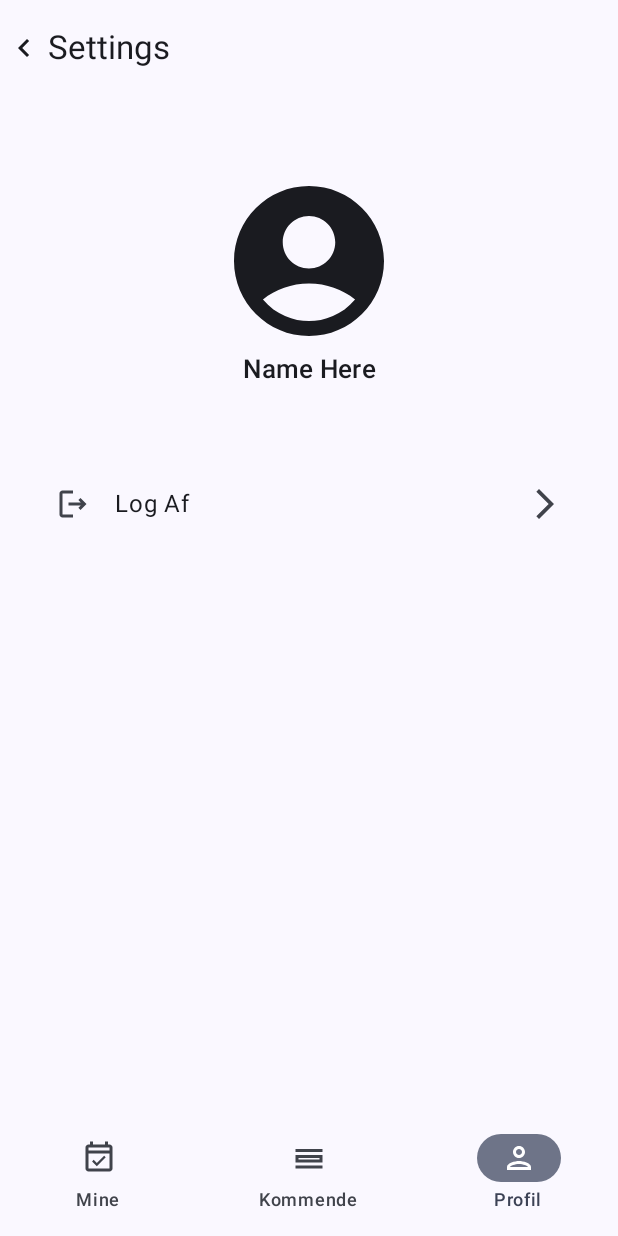
After one commit to MikaelFangel/SLGIApp, an Android app built with Jetpack Compose: the ProfileScreen screen opened through its navigation route, on a phone screen of 412 x 824 dp. The commit adds this screen. Run offline under Robolectric (Android 15) with nearby library versions, the phone set to English and light mode, and no system bars; our stand-ins replace Firebase (no records; nobody signed in at launch, a user with empty details on screens opened directly).

Commit message:
added skeleton for profilescreen and logout

```diff
--- a/app/src/main/java/com/slgi/slgiapp/SLGINavHost.kt
+++ b/app/src/main/java/com/slgi/slgiapp/SLGINavHost.kt
@@ -1,5 +1,7 @@
 package com.slgi.slgiapp
 
+import androidx.compose.material.icons.Icons
+import androidx.compose.material.icons.automirrored.outlined.Logout
 import androidx.compose.runtime.Composable
 import androidx.compose.runtime.remember
 import androidx.navigation.NavHostController
@@ -14,6 +16,7 @@ import com.slgi.slgiapp.data.RequestDataSource
 import com.slgi.slgiapp.data.RequestRepository
 import com.slgi.slgiapp.ui.LoginScreen
 import com.slgi.slgiapp.ui.LoginScreenViewModel
+import com.slgi.slgiapp.ui.ProfileScreen
 import com.slgi.slgiapp.ui.RegistrationScreen
 import com.slgi.slgiapp.ui.RegistrationScreenViewModel
 import com.slgi.slgiapp.ui.UpcomingEventsScreen
@@ -23,6 +26,7 @@ enum class Screens {
     LOGIN_SCREEN,
     UPCOMING_SCREEN,
     REGISTRATION_SCREEN,
+    PROFILE_SCREEN,
 }
 
 @Composable
@@ -78,5 +82,12 @@ fun SLGINavHost(
                 }
             }
         }
+        composable(Screens.PROFILE_SCREEN.name) {
+            ProfileScreen(
+                navigationMap = mapOf(
+                    R.string.logout to Pair(Icons.AutoMirrored.Outlined.Logout) { loginScreenViewModel.logout() }
+                )
+            )
+        }
     }
 }
--- a/app/src/main/java/com/slgi/slgiapp/data/LoginApi.kt
+++ b/app/src/main/java/com/slgi/slgiapp/data/LoginApi.kt
@@ -3,5 +3,6 @@ package com.slgi.slgiapp.data
 interface LoginApi {
 
     suspend fun logIn(user: User)
+    suspend fun logout()
     suspend fun isAdmin(): Boolean
 }
--- a/app/src/main/java/com/slgi/slgiapp/data/LoginNetworkDataSource.kt
+++ b/app/src/main/java/com/slgi/slgiapp/data/LoginNetworkDataSource.kt
@@ -9,6 +9,10 @@ class LoginNetworkDataSource : LoginApi {
         FirebaseAuth.getInstance().signInWithEmailAndPassword(user.email, user.password).await()
     }
 
+    override suspend fun logout() {
+        FirebaseAuth.getInstance().signOut()
+    }
+
     override suspend fun isAdmin(): Boolean {
         return FirebaseFirestore.getInstance().collection("Admins").document(
             FirebaseAuth.getInstance().currentUser!!.uid
--- a/app/src/main/java/com/slgi/slgiapp/data/LoginRepository.kt
+++ b/app/src/main/java/com/slgi/slgiapp/data/LoginRepository.kt
@@ -5,6 +5,10 @@ class LoginRepository(private val loginFirebaseDataSource: LoginApi) : LoginApi
         loginFirebaseDataSource.logIn(user)
     }
 
+    override suspend fun logout() {
+        TODO("Not yet implemented")
+    }
+
     override suspend fun isAdmin(): Boolean {
         return loginFirebaseDataSource.isAdmin()
     }
--- a/app/src/main/java/com/slgi/slgiapp/ui/LoginScreenViewModel.kt
+++ b/app/src/main/java/com/slgi/slgiapp/ui/LoginScreenViewModel.kt
@@ -27,6 +27,12 @@ class LoginScreenViewModel(
         isAdmin()
     }
 
+    fun logout() {
+        CoroutineScope(Dispatchers.Main).launch {
+            loginRepository.logout()
+        }
+    }
+
     private fun isAdmin() {
         CoroutineScope(Dispatchers.Main).launch {
             _uiState.update { c ->
--- /dev/null
+++ b/app/src/main/java/com/slgi/slgiapp/ui/ProfileScreen.kt
@@ -0,0 +1,108 @@
+package com.slgi.slgiapp.ui
+
+import androidx.compose.foundation.clickable
+import androidx.compose.foundation.layout.Spacer
+import androidx.compose.foundation.layout.fillMaxSize
+import androidx.compose.foundation.layout.fillMaxWidth
+import androidx.compose.foundation.layout.height
+import androidx.compose.foundation.layout.padding
+import androidx.compose.foundation.layout.size
+import androidx.compose.foundation.lazy.LazyColumn
+import androidx.compose.foundation.lazy.items
+import androidx.compose.material.icons.Icons
+import androidx.compose.material.icons.automirrored.filled.ArrowForwardIos
+import androidx.compose.material.icons.automirrored.outlined.Logout
+import androidx.compose.material.icons.filled.AccountCircle
+import androidx.compose.material.icons.filled.BrokenImage
+import androidx.compose.material3.Icon
+import androidx.compose.material3.ListItem
+import androidx.compose.material3.Scaffold
+import androidx.compose.material3.Surface
+import androidx.compose.material3.Text
+import androidx.compose.runtime.Composable
+import androidx.compose.ui.Alignment
+import androidx.compose.ui.Modifier
+import androidx.compose.ui.graphics.vector.ImageVector
+import androidx.compose.ui.res.stringResource
+import androidx.compose.ui.text.font.FontWeight
+import androidx.compose.ui.tooling.preview.Preview
+import androidx.compose.ui.unit.dp
+import androidx.compose.ui.unit.sp
+import com.slgi.slgiapp.R
+import com.slgi.slgiapp.ui.shared.SLGINavBar
+import com.slgi.slgiapp.ui.shared.TopBar
+import com.slgi.slgiapp.ui.theme.SLGIAppTheme
+
+@Composable
+fun ProfileScreen(
+    navigationMap: Map<Int, Pair<ImageVector, () -> Unit>>
+) {
+    Scaffold(
+        topBar = {
+                 TopBar(barTitle = "Settings")
+        },
+        bottomBar = {
+            SLGINavBar(
+                onNavigateToMyEvents = { /*TODO*/ },
+                onNavigateToUpcomingEvents = { /*TODO*/ },
+                onNavigateToProfile = { /*TODO*/ },
+                onNavigateToUserRequests = { /*TODO*/ },
+                page = 3,
+                admin = false
+            )
+        }
+    )
+    { innerPadding ->
+        LazyColumn(
+            modifier = Modifier
+                .fillMaxSize()
+                .padding(innerPadding),
+            horizontalAlignment = Alignment.CenterHorizontally
+        ) {
+            item { Profile(name = "Name Here") }
+            items(navigationMap.keys.toList()) { entry ->
+                ListItem(
+                    leadingContent = {
+                        Icon(
+                            navigationMap[entry]?.first ?: Icons.Default.BrokenImage,
+                            contentDescription = null
+                        )
+                    },
+                    headlineContent = {
+                        Text(
+                            text = stringResource(id = entry)
+                        )
+                    },
+                    trailingContent = { Icon(Icons.AutoMirrored.Filled.ArrowForwardIos, null) },
+                    modifier = Modifier
+                        .fillMaxWidth(0.9f)
+                        .clickable(onClick = { navigationMap[entry]?.second?.let { it() } })
+                )
+            }
+        }
+    }
+}
+
+@Composable
+fun Profile(name: String) {
+    Spacer(modifier = Modifier.height(50.dp))
+    Icon(
+        Icons.Default.AccountCircle,
+        contentDescription = null,
+        modifier = Modifier.size(120.dp)
+    )
+    Text(text = name, fontSize = 17.sp, fontWeight = FontWeight.SemiBold)
+    Spacer(modifier = Modifier.height(50.dp))
+}
+
+@Preview(showBackground = true)
+@Composable
+fun ProfileScreenPreview() {
+    SLGIAppTheme(dynamicColor = false) {
+        Surface {
+            ProfileScreen(mapOf(
+                R.string.logout to Pair(Icons.AutoMirrored.Outlined.Logout) {}
+            ))
+        }
+    }
+}
--- a/app/src/main/res/values/strings.xml
+++ b/app/src/main/res/values/strings.xml
@@ -29,4 +29,6 @@
     <string name="Fireleader">Skydeleder</string>
     <string name="create">Opret</string>
     <string name="cancel">Afbryd</string>
+
+    <string name="logout">Log Af</string>
 </resources>
```
